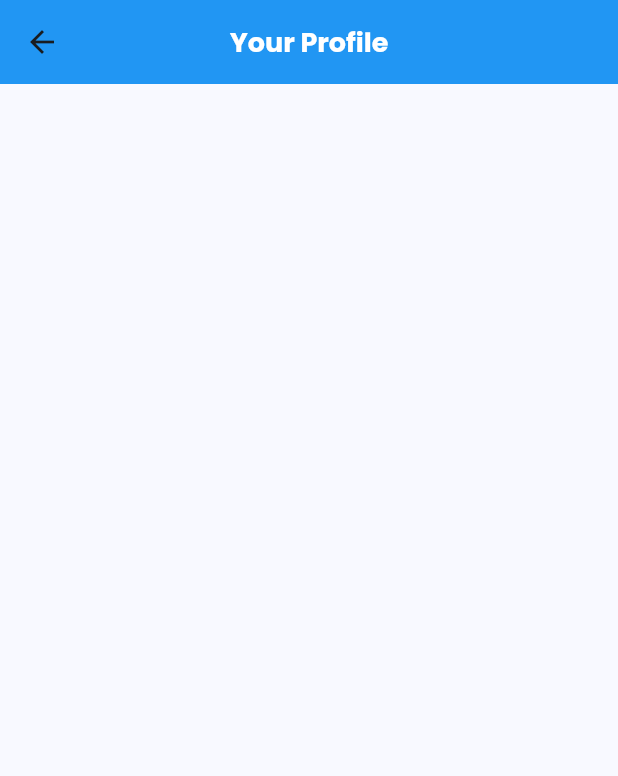
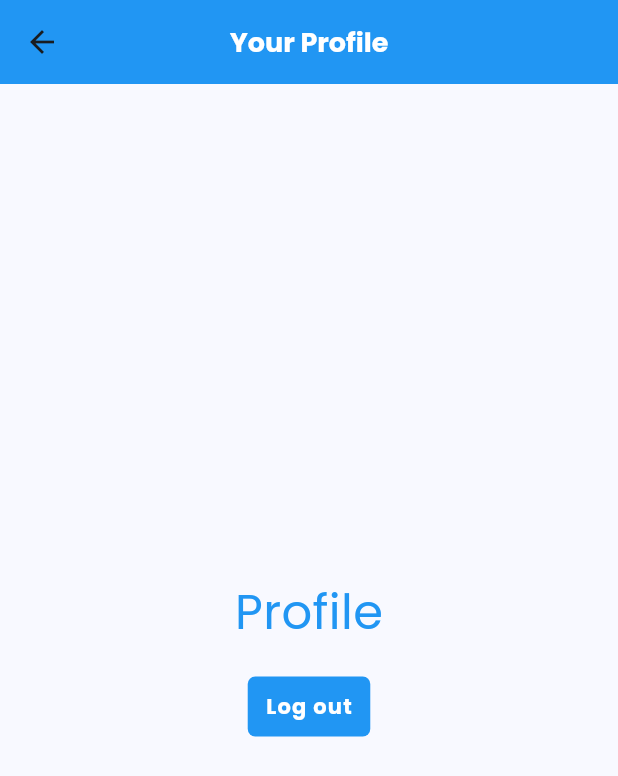
Before and after one commit to iamshaunjp/flutter-with-firebase-auth, a Flutter app: the ProfileScreen screen opened directly, on a phone screen of 412 x 824 dp. Shown: the top 776 px of the screen. Run offline on Flutter 3.47's test engine with Material 3 defaults, Android fonts, the light colour scheme and no system bars; our stand-ins replace firebase_auth, firebase_core, google_fonts; accounts and stored records are empty.

Commit message:
lesson-9

```diff
--- a/lib/screens/profile/profile.dart
+++ b/lib/screens/profile/profile.dart
@@ -1,4 +1,6 @@
 import 'package:flutter/material.dart';
+import 'package:flutter_auth_tut/services/auth_service.dart';
+import 'package:flutter_auth_tut/shared/styled_button.dart';
 import 'package:flutter_auth_tut/shared/styled_text.dart';
 
 class ProfileScreen extends StatelessWidget {
@@ -15,6 +17,23 @@ class ProfileScreen extends StatelessWidget {
       body: Container(
         width: double.infinity,
         padding: const EdgeInsets.all(16),
+        child: Column(
+          crossAxisAlignment: CrossAxisAlignment.center,
+          mainAxisAlignment: MainAxisAlignment.center,
+          children: [
+            const StyledHeading('Profile'),
+            const SizedBox(height: 16),
+
+            // output user email here later
+
+            StyledButton(
+              onPressed: () {
+                AuthService.signOut();
+              } ,
+              child: const StyledButtonText('Log out'),
+            )
+          ],
+        ),
       ),
     );
   }
--- a/lib/services/auth_service.dart
+++ b/lib/services/auth_service.dart
@@ -27,4 +27,9 @@ class AuthService {
     }
   }
 
+  // logging out
+  static Future<void> signOut() async {
+    await _firebaseAuth.signOut();
+  }
+
 }
```
